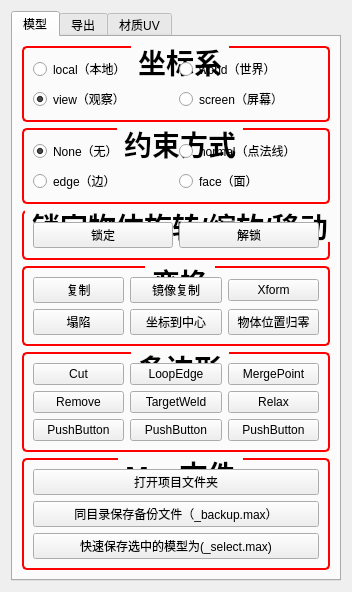
Above: ui/ui.ui from fxcfxcfxc/MaxTool_FastModeing before the change. Below: the same form after it.
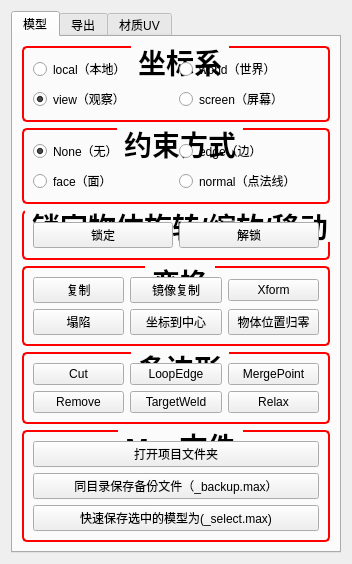
That is the form after the change. The open tabs and pages were chosen to show the change.

```diff
--- a/ui/ui.ui
+++ b/ui/ui.ui
@@ -10,7 +10,7 @@
     <x>0</x>
     <y>0</y>
     <width>233</width>
-    <height>428</height>
+    <height>438</height>
    </rect>
   </property>
   <property name="windowTitle">
@@ -23,7 +23,7 @@
       <bool>true</bool>
      </property>
      <property name="currentIndex">
-      <number>1</number>
+      <number>0</number>
      </property>
      <widget class="QWidget" name="tab">
       <property name="styleSheet">
@@ -98,7 +98,7 @@
           <string>约束方式</string>
          </property>
          <layout class="QGridLayout" name="gridLayout_4">
-          <item row="0" column="0">
+          <item row="1" column="0">
            <widget class="QRadioButton" name="radioButton_4">
             <property name="text">
              <string>None（无）</string>
@@ -108,27 +108,27 @@
             </property>
            </widget>
           </item>
-          <item row="0" column="1">
+          <item row="3" column="0">
+           <widget class="QRadioButton" name="radioButton_7">
+            <property name="text">
+             <string>face（面）</string>
+            </property>
+           </widget>
+          </item>
+          <item row="3" column="1">
            <widget class="QRadioButton" name="radioButton_5">
             <property name="text">
              <string>normal（点法线）</string>
             </property>
            </widget>
           </item>
-          <item row="1" column="0">
+          <item row="1" column="1">
            <widget class="QRadioButton" name="radioButton_6">
             <property name="text">
              <string>edge（边）</string>
             </property>
            </widget>
           </item>
-          <item row="1" column="1">
-           <widget class="QRadioButton" name="radioButton_7">
-            <property name="text">
-             <string>face（面）</string>
-            </property>
-           </widget>
-          </item>
          </layout>
         </widget>
        </item>
@@ -226,13 +226,6 @@
             </property>
            </widget>
           </item>
-          <item row="1" column="0">
-           <widget class="QPushButton" name="pushButton_12">
-            <property name="text">
-             <string>Remove</string>
-            </property>
-           </widget>
-          </item>
           <item row="1" column="1">
            <widget class="QPushButton" name="pushButton_11">
             <property name="text">
@@ -240,6 +233,13 @@
             </property>
            </widget>
           </item>
+          <item row="1" column="0">
+           <widget class="QPushButton" name="pushButton_12">
+            <property name="text">
+             <string>Remove</string>
+            </property>
+           </widget>
+          </item>
           <item row="0" column="2">
            <widget class="QPushButton" name="pushButton_5">
             <property name="text">
@@ -247,20 +247,6 @@
             </property>
            </widget>
           </item>
-          <item row="2" column="0">
-           <widget class="QPushButton" name="pushButton_14">
-            <property name="text">
-             <string>PushButton</string>
-            </property>
-           </widget>
-          </item>
-          <item row="2" column="1">
-           <widget class="QPushButton" name="pushButton_13">
-            <property name="text">
-             <string>PushButton</string>
-            </property>
-           </widget>
-          </item>
           <item row="1" column="2">
            <widget class="QPushButton" name="pushButton_8">
             <property name="text">
@@ -268,13 +254,6 @@
             </property>
            </widget>
           </item>
-          <item row="2" column="2">
-           <widget class="QPushButton" name="pushButton_15">
-            <property name="text">
-             <string>PushButton</string>
-            </property>
-           </widget>
-          </item>
          </layout>
         </widget>
        </item>
@@ -456,7 +435,7 @@
       </attribute>
       <layout class="QVBoxLayout" name="verticalLayout_7">
        <item>
-        <widget class="QGroupBox" name="">
+        <widget class="QGroupBox" name="groupBox">
          <property name="title">
           <string>Material(材质)</string>
          </property>
@@ -493,7 +472,7 @@
         </widget>
        </item>
        <item>
-        <widget class="QGroupBox" name="">
+        <widget class="QGroupBox" name="groupBox">
          <property name="title">
           <string>UV</string>
          </property>
```
